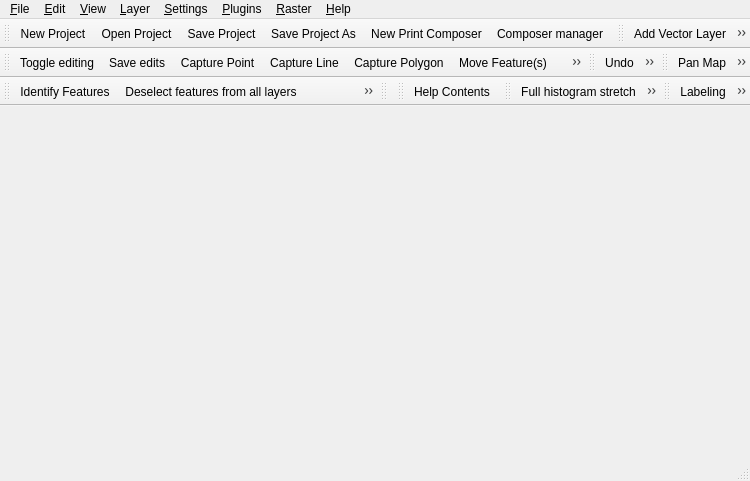
sourcepole/qgis, file qgis/src/ui/qgisapp.ui: the form before one commit.
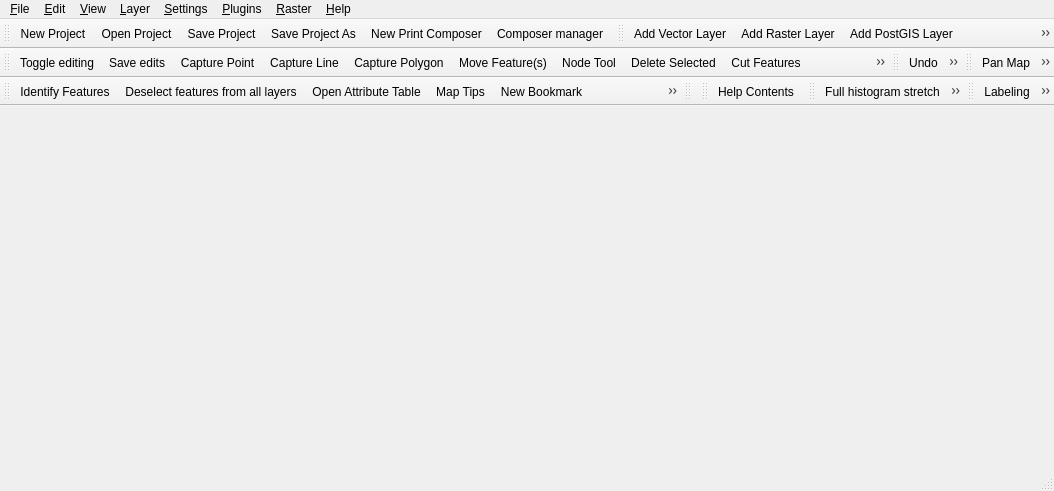
The form after the commit. Icons and pictures are not drawn.

Commit message: Added zoom 1:1 to zoom bar, icon updates from robert. Disallow hist stretch for wms layers

```diff
--- a/qgis/src/ui/qgisapp.ui
+++ b/qgis/src/ui/qgisapp.ui
@@ -6,8 +6,8 @@
    <rect>
     <x>0</x>
     <y>0</y>
-    <width>750</width>
-    <height>481</height>
+    <width>1054</width>
+    <height>491</height>
    </rect>
   </property>
   <widget class="QWidget" name="centralwidget"/>
@@ -16,7 +16,7 @@
     <rect>
      <x>0</x>
      <y>0</y>
-     <width>750</width>
+     <width>1054</width>
      <height>25</height>
     </rect>
    </property>
@@ -300,6 +300,7 @@
    <addaction name="mActionPan"/>
    <addaction name="mActionZoomIn"/>
    <addaction name="mActionZoomOut"/>
+   <addaction name="mActionZoomActualSize"/>
    <addaction name="mActionZoomFullExtent"/>
    <addaction name="mActionZoomToSelected"/>
    <addaction name="mActionZoomToLayer"/>
```
Left out of the diff: 7 changed lines with no effect on the pictures. The commit also changes 12 other files.
